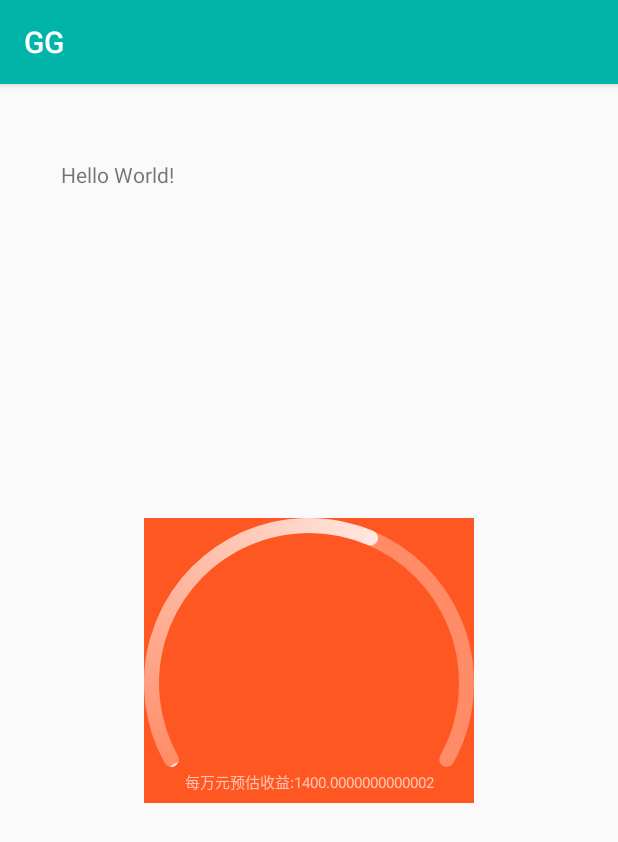
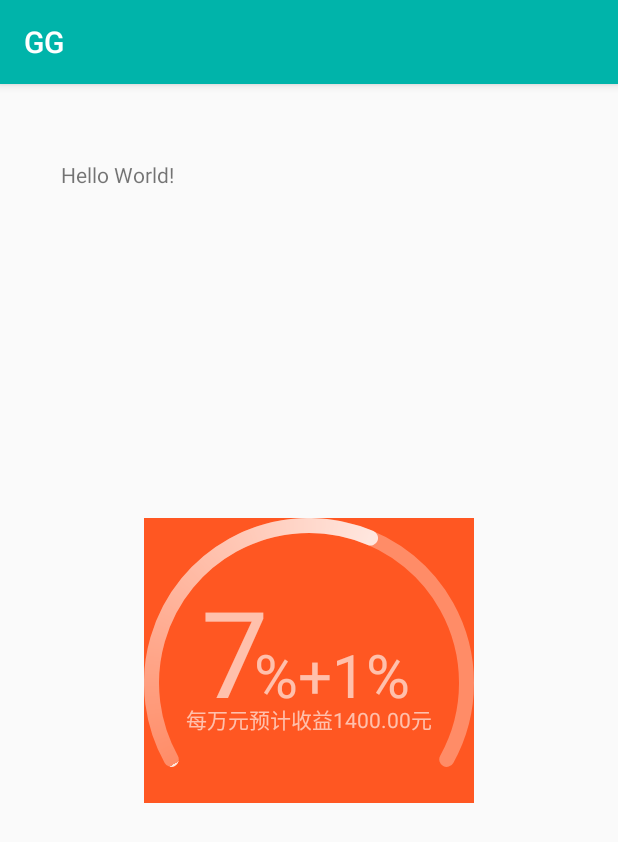
Before and after one commit to ChinaVolvocars/GG, an Android app: the screen it shows after launch (MainActivity), on a phone screen of 412 x 824 dp. Shown: the top 842 px of the screen. Run offline under Robolectric (Android 15) with nearby library versions, the phone set to English and light mode, and no system bars.

Commit message:
年化收益

```diff
--- a/app/src/main/java/meahu/com/DashboardView2.java
+++ b/app/src/main/java/meahu/com/DashboardView2.java
@@ -315,8 +315,27 @@ public class DashboardView2 extends View {
          * 画评估时间
          */
         mPaint.setAlpha(160);
-        mPaint.setTextSize(sp2px(10));
-        canvas.drawText(getFormatTimeStr(), mCenterX, mCenterY + dp2px(70), mPaint);
+        mPaint.setTextSize(sp2px(14));
+        canvas.drawText(getFormatTimeStr(), mCenterX, mCenterY + dp2px(30), mPaint);
+
+
+        /**
+         * 画年化收益
+         */
+        mPaint.setAlpha(160);
+        mPaint.setTextSize(sp2px(80));
+        canvas.drawText(getYearInterest(), mCenterX - dp2px(50), mCenterY + dp2px(10), mPaint);
+
+
+        /**
+         * 画加息  % +1%
+         */
+
+        mPaint.setAlpha(160);
+        mPaint.setTextSize(sp2px(40));
+        canvas.drawText(getRaiseInterestRates(), mCenterX +dp2px(10), mCenterY + dp2px(10), mPaint);
+
+
     }
 
     private int dp2px(int dp) {
@@ -416,11 +435,14 @@ public class DashboardView2 extends View {
         return "信用较差";
     }
 
+    private String getYearInterest() {
+        return "7";
+    }
 
     private String getFormatTimeStr() {
         int totalAmount = 10000;
         double income = totalAmount * 0.14;
-        return String.format("每万元预估收益:%s", String.valueOf(income));
+        return getContext().getString(R.string.formart_money, income);
     }
 
     public int getCreditValue() {
@@ -524,4 +546,7 @@ public class DashboardView2 extends View {
         animatorSet.start();
     }
 
+    public String getRaiseInterestRates() {
+        return " %+1%";
+    }
 }
--- a/app/src/main/java/meahu/com/MainActivity.java
+++ b/app/src/main/java/meahu/com/MainActivity.java
@@ -2,6 +2,9 @@ package meahu.com;
 
 import android.support.v7.app.AppCompatActivity;
 import android.os.Bundle;
+import android.view.View;
+
+import java.util.Random;
 
 public class MainActivity extends AppCompatActivity {
 
@@ -9,5 +12,12 @@ public class MainActivity extends AppCompatActivity {
     protected void onCreate(Bundle savedInstanceState) {
         super.onCreate(savedInstanceState);
         setContentView(R.layout.activity_main);
+        final DashboardView2 mDashboardView2 = (meahu.com.DashboardView2) findViewById(R.id.DashboardView2);
+        mDashboardView2.setOnClickListener(new View.OnClickListener() {
+            @Override
+            public void onClick(View v) {
+                mDashboardView2.setCreditValueWithAnim(new Random().nextInt(950 - 350) + 350);
+            }
+        });
     }
 }
--- a/app/src/main/res/layout/activity_main.xml
+++ b/app/src/main/res/layout/activity_main.xml
@@ -19,6 +19,7 @@
 
 
     <meahu.com.DashboardView2
+        android:id="@+id/DashboardView2"
         android:layout_width="wrap_content"
         android:layout_height="wrap_content"
         app:layout_constraintTop_toTopOf="parent"
--- a/app/src/main/res/values/strings.xml
+++ b/app/src/main/res/values/strings.xml
@@ -1,3 +1,4 @@
 <resources>
     <string name="app_name">GG</string>
+    <string name="formart_money">每万元预计收益%.2f元</string>
 </resources>
```
